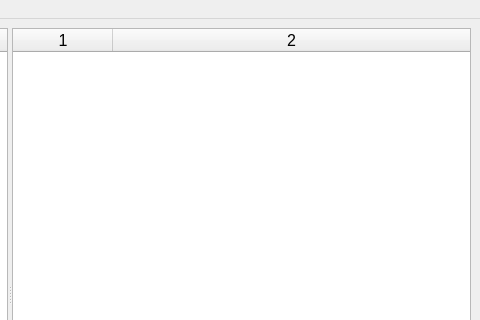
First picture: the form in itemEditor/src/mainForm.ui, repository jeremydumais/TheWarrior, before the edit; both pictures show x 404 to 884 and y 0 to 320 of the 884 by 590 pixel window.
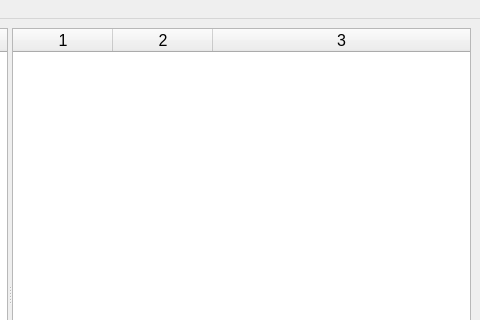
Second picture: the form after the edit. Icons and pictures are not drawn.

```diff
--- a/itemEditor/src/mainForm.ui
+++ b/itemEditor/src/mainForm.ui
@@ -95,7 +95,7 @@
              <number>0</number>
             </property>
             <property name="columnCount">
-             <number>2</number>
+             <number>3</number>
             </property>
             <attribute name="horizontalHeaderStretchLastSection">
              <bool>true</bool>
@@ -105,6 +105,7 @@
             </attribute>
             <column/>
             <column/>
+            <column/>
            </widget>
           </item>
           <item>
```
